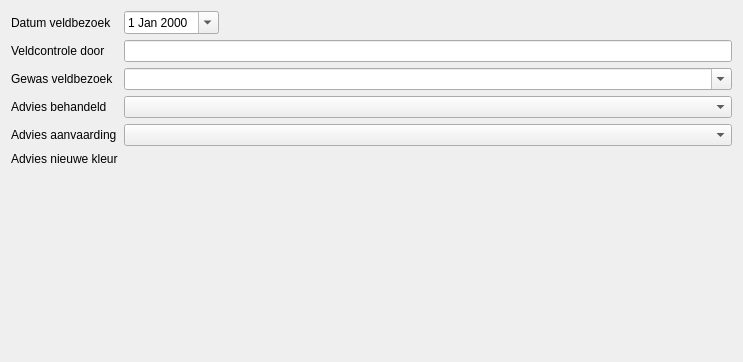
Qt form parceleditwindow/ui_quickedit.ui (DOV-Vlaanderen/erosiebezwaren) before a commit.
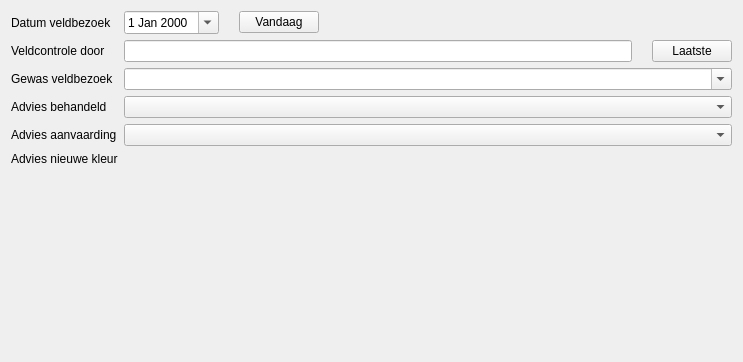
The same form after that commit. Custom widgets are drawn as their Qt base class.

```diff
--- a/parceleditwindow/ui_quickedit.ui
+++ b/parceleditwindow/ui_quickedit.ui
@@ -24,60 +24,31 @@
      </property>
     </widget>
    </item>
-   <item row="0" column="1">
-    <widget class="DefaultValueDateEdit" name="efw_datum_veldbezoek">
-     <property name="sizePolicy">
-      <sizepolicy hsizetype="Maximum" vsizetype="Fixed">
-       <horstretch>0</horstretch>
-       <verstretch>0</verstretch>
-      </sizepolicy>
-     </property>
-     <property name="calendarPopup">
-      <bool>true</bool>
-     </property>
-    </widget>
-   </item>
-   <item row="1" column="0">
+   <item row="2" column="0">
     <widget class="QLabel" name="lb_editor">
      <property name="text">
       <string>Veldcontrole door</string>
      </property>
     </widget>
    </item>
-   <item row="1" column="1">
-    <widget class="ValueLineEdit" name="efw_veldcontrole_door">
-     <property name="sizePolicy">
-      <sizepolicy hsizetype="Preferred" vsizetype="Fixed">
-       <horstretch>0</horstretch>
-       <verstretch>0</verstretch>
-      </sizepolicy>
-     </property>
-     <property name="minimumSize">
-      <size>
-       <width>250</width>
-       <height>0</height>
-      </size>
-     </property>
-    </widget>
-   </item>
-   <item row="2" column="0">
+   <item row="4" column="0">
     <widget class="QLabel" name="lb_gewas_veldbezoek">
      <property name="text">
       <string>Gewas veldbezoek</string>
      </property>
     </widget>
    </item>
-   <item row="3" column="0">
+   <item row="5" column="0">
     <widget class="QLabel" name="lb_advies_behandeld">
      <property name="text">
       <string>Advies behandeld</string>
      </property>
     </widget>
    </item>
-   <item row="3" column="1">
+   <item row="5" column="1">
     <widget class="ValueComboBox" name="efwCmb_advies_behandeld">
      <property name="sizePolicy">
-      <sizepolicy hsizetype="Preferred" vsizetype="Fixed">
+      <sizepolicy hsizetype="Expanding" vsizetype="Fixed">
        <horstretch>0</horstretch>
        <verstretch>0</verstretch>
       </sizepolicy>
@@ -90,17 +61,17 @@
      </property>
     </widget>
    </item>
-   <item row="4" column="0">
+   <item row="6" column="0">
     <widget class="QLabel" name="lb_advies_aanvaarding">
      <property name="text">
       <string>Advies aanvaarding</string>
      </property>
     </widget>
    </item>
-   <item row="4" column="1">
+   <item row="6" column="1">
     <widget class="ValueMappedComboBox" name="efwCmb_advies_aanvaarding">
      <property name="sizePolicy">
-      <sizepolicy hsizetype="Preferred" vsizetype="Fixed">
+      <sizepolicy hsizetype="Expanding" vsizetype="Fixed">
        <horstretch>0</horstretch>
        <verstretch>0</verstretch>
       </sizepolicy>
@@ -113,23 +84,124 @@
      </property>
     </widget>
    </item>
-   <item row="5" column="0">
+   <item row="7" column="0">
     <widget class="QLabel" name="lb_advies_nieuwe_kleur">
      <property name="text">
       <string>Advies nieuwe kleur</string>
      </property>
     </widget>
    </item>
-   <item row="5" column="1">
-    <widget class="SensitivityButtonBox" name="efw_advies_nieuwe_kleur" native="true"/>
+   <item row="7" column="1">
+    <widget class="SensitivityButtonBox" name="efw_advies_nieuwe_kleur" native="true">
+     <property name="sizePolicy">
+      <sizepolicy hsizetype="Expanding" vsizetype="Preferred">
+       <horstretch>0</horstretch>
+       <verstretch>0</verstretch>
+      </sizepolicy>
+     </property>
+    </widget>
    </item>
-   <item row="2" column="1">
+   <item row="4" column="1">
     <widget class="AttributeFilledCombobox" name="efwCmb_gewas_veldbezoek">
+     <property name="sizePolicy">
+      <sizepolicy hsizetype="Expanding" vsizetype="Fixed">
+       <horstretch>0</horstretch>
+       <verstretch>0</verstretch>
+      </sizepolicy>
+     </property>
+     <property name="minimumSize">
+      <size>
+       <width>250</width>
+       <height>0</height>
+      </size>
+     </property>
      <property name="editable">
       <bool>true</bool>
      </property>
     </widget>
    </item>
+   <item row="0" column="1">
+    <layout class="QHBoxLayout" name="horizontalLayout">
+     <property name="spacing">
+      <number>20</number>
+     </property>
+     <item>
+      <widget class="DefaultValueDateEdit" name="efw_datum_veldbezoek">
+       <property name="sizePolicy">
+        <sizepolicy hsizetype="Maximum" vsizetype="Fixed">
+         <horstretch>0</horstretch>
+         <verstretch>0</verstretch>
+        </sizepolicy>
+       </property>
+       <property name="calendarPopup">
+        <bool>true</bool>
+       </property>
+      </widget>
+     </item>
+     <item>
+      <widget class="QPushButton" name="btn_setToday">
+       <property name="sizePolicy">
+        <sizepolicy hsizetype="Maximum" vsizetype="Fixed">
+         <horstretch>0</horstretch>
+         <verstretch>0</verstretch>
+        </sizepolicy>
+       </property>
+       <property name="text">
+        <string>Vandaag</string>
+       </property>
+      </widget>
+     </item>
+     <item>
+      <spacer name="horizontalSpacer">
+       <property name="orientation">
+        <enum>Qt::Horizontal</enum>
+       </property>
+       <property name="sizeHint" stdset="0">
+        <size>
+         <width>40</width>
+         <height>20</height>
+        </size>
+       </property>
+      </spacer>
+     </item>
+    </layout>
+   </item>
+   <item row="2" column="1">
+    <layout class="QHBoxLayout" name="horizontalLayout_2">
+     <property name="spacing">
+      <number>20</number>
+     </property>
+     <item>
+      <widget class="ValueLineEdit" name="efw_veldcontrole_door">
+       <property name="sizePolicy">
+        <sizepolicy hsizetype="Expanding" vsizetype="Fixed">
+         <horstretch>0</horstretch>
+         <verstretch>0</verstretch>
+        </sizepolicy>
+       </property>
+       <property name="minimumSize">
+        <size>
+         <width>250</width>
+         <height>0</height>
+        </size>
+       </property>
+      </widget>
+     </item>
+     <item>
+      <widget class="QPushButton" name="btn_setLastEditor">
+       <property name="sizePolicy">
+        <sizepolicy hsizetype="Maximum" vsizetype="Fixed">
+         <horstretch>0</horstretch>
+         <verstretch>0</verstretch>
+        </sizepolicy>
+       </property>
+       <property name="text">
+        <string>Laatste</string>
+       </property>
+      </widget>
+     </item>
+    </layout>
+   </item>
   </layout>
  </widget>
  <customwidgets>
```
